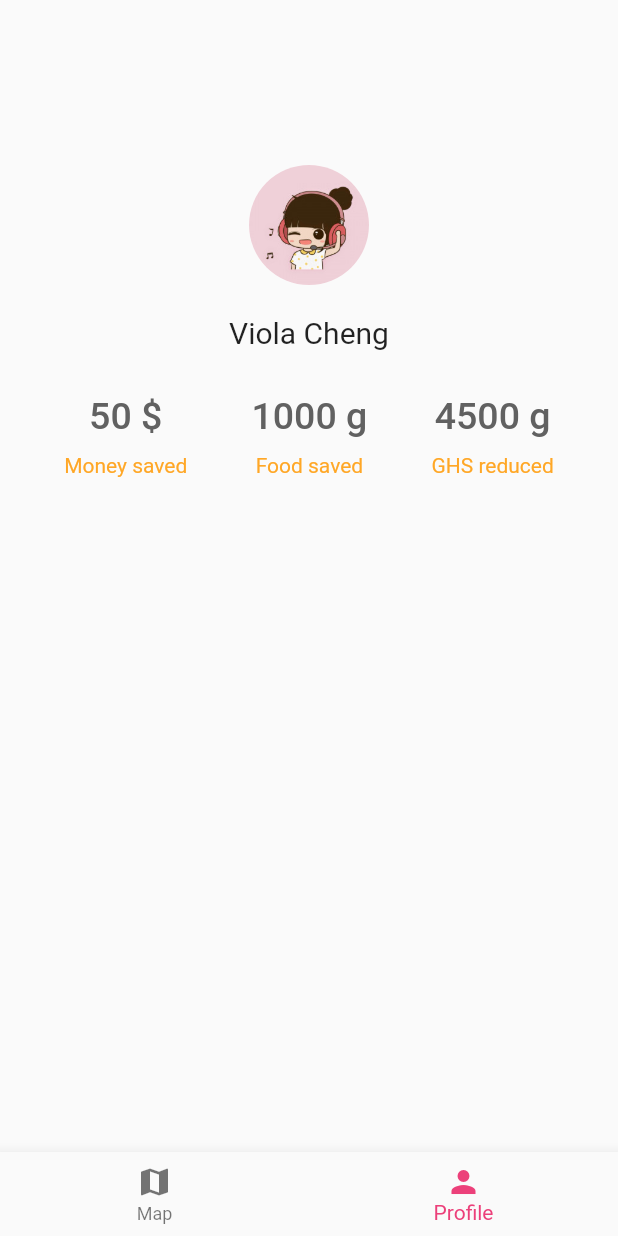
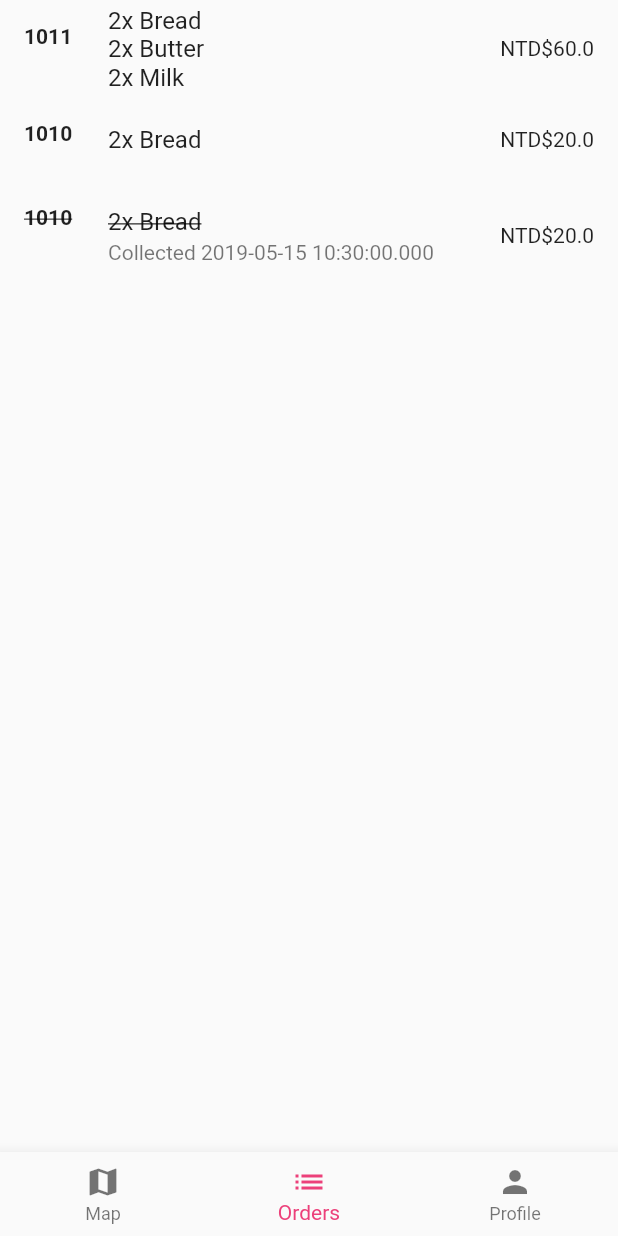
Before and after one commit to chloe722/good_share, a Flutter app: the screen it shows after launch, item 2 of the bottom bar chosen, on a phone screen of 412 x 824 dp. Run offline on Flutter 3.47's test engine with Material 2 defaults, Android fonts, the phone set to English and light mode, and no system bars; our stand-ins replace google_maps_flutter, rxdart, signature.

Commit message:
orders list page

```diff
--- /dev/null
+++ b/lib/fixtures/orders.dart
@@ -0,0 +1,78 @@
+import 'package:flutter/material.dart';
+import 'package:google_maps_flutter/google_maps_flutter.dart';
+
+import '../models.dart';
+
+final location = LocationModel(
+  name: 'Mister Donut',
+  logo: AssetImage('image/mister_donut.png'),
+  cover: AssetImage('image/mister_donut_shop.jpg'),
+  geolocation: LatLng(25.026153, 121.543636),
+  items: [],
+);
+
+final List<OrderModel> ordersFixtures = [
+  OrderModel(location: location, number: '1011', collectionTime: null, items: [
+    OrderItemModel(
+        item: ItemModel(
+            name: 'Bread',
+            price: 10.0,
+            expiryTime: '10 : 00 : 20',
+            remaining: 10),
+        quantity: 2),
+    OrderItemModel(
+        item: ItemModel(
+            name: 'Butter',
+            price: 10.0,
+            expiryTime: '10 : 00 : 20',
+            remaining: 10),
+        quantity: 2),
+    OrderItemModel(
+        item: ItemModel(
+            name: 'Milk',
+            price: 10.0,
+            expiryTime: '10 : 00 : 20',
+            remaining: 10),
+        quantity: 2),
+  ]),
+  OrderModel(location: location, number: '1010', collectionTime: null, items: [
+    OrderItemModel(
+        item: ItemModel(
+            name: 'Bread',
+            price: 10.0,
+            expiryTime: '10 : 00 : 20',
+            remaining: 10),
+        quantity: 2)
+  ]),
+  OrderModel(
+      location: location,
+      number: '1010',
+      collectionTime: DateTime.now(),
+      items: [
+        OrderItemModel(
+            item: ItemModel(
+                name: 'Bread',
+                price: 10.0,
+                expiryTime: '10 : 00 : 20',
+                remaining: 10),
+            quantity: 2)
+      ])
+];
+
+final List<OrderModel> ordersFixtures2 = List()
+  ..add(
+    OrderModel(
+        location: location,
+        number: '1010',
+        collectionTime: null,
+        items: [
+          OrderItemModel(
+              item: ItemModel(
+                  name: 'Bread',
+                  price: 10.0,
+                  expiryTime: '10 : 00 : 20',
+                  remaining: 10),
+              quantity: 2)
+        ]),
+  )
+  ..addAll(ordersFixtures);
--- a/lib/home.dart
+++ b/lib/home.dart
@@ -1,6 +1,7 @@
 import 'package:flutter/material.dart';
 import 'package:good_share/map_screen.dart';
 import 'package:good_share/profile_screen.dart';
+import 'orders_screen.dart';
 
 class Home extends StatefulWidget {
   @override
@@ -11,6 +12,7 @@ class _HomeState extends State<Home> {
   int _currentIndex = 0;
   final List<Widget> _children = [
     MapScreen(),
+    OrdersScreen(),
     ProfileScreen(),
   ];
 
@@ -24,19 +26,16 @@ class _HomeState extends State<Home> {
   Widget build(BuildContext context) {
     return Scaffold(
       bottomNavigationBar: BottomNavigationBar(
-        fixedColor: Colors.pink[400],
+          fixedColor: Colors.pink[400],
           currentIndex: _currentIndex,
           onTap: _onTabTapped,
           items: [
-        BottomNavigationBarItem(
-          icon: Icon(Icons.map),
-          title: Text('Map')
-        ),
-        BottomNavigationBarItem(
-          icon: Icon(Icons.person),
-            title: Text('Profile')
-        ),
-      ]),
+            BottomNavigationBarItem(icon: Icon(Icons.map), title: Text('Map')),
+            BottomNavigationBarItem(
+                icon: Icon(Icons.list), title: Text('Orders')),
+            BottomNavigationBarItem(
+                icon: Icon(Icons.person), title: Text('Profile')),
+          ]),
       body: _children[_currentIndex],
     );
   }
--- a/lib/models.dart
+++ b/lib/models.dart
@@ -12,10 +12,11 @@ class LocationModel {
 }
 
 class ItemModel {
-  ItemModel({this.name, this.remaining, this.expiryTime});
-  String name;
-  String expiryTime;
-  int remaining;
+  ItemModel({this.name, this.remaining, this.expiryTime, this.price});
+  final String name;
+  final String expiryTime;
+  final int remaining;
+  final double price;
 }
 
 class GeolocationModel {
@@ -23,3 +24,35 @@ class GeolocationModel {
   double lat;
   double lon;
 }
+
+class OrderModel {
+  OrderModel(
+      {@required this.number,
+      @required this.location,
+      @required this.items,
+      this.collectionTime});
+
+  final String number;
+  final LocationModel location;
+  final List<OrderItemModel> items;
+  final DateTime collectionTime;
+
+  int get quantity {
+    return items
+        .map((item) => item.quantity)
+        .reduce((total, value) => total + value);
+  }
+
+  double get total {
+    return items
+        .map((item) => item.item.price * item.quantity)
+        .reduce((total, value) => total + value);
+  }
+}
+
+class OrderItemModel {
+  final ItemModel item;
+  final int quantity;
+
+  OrderItemModel({this.item, this.quantity});
+}
--- /dev/null
+++ b/lib/orders_screen.dart
@@ -0,0 +1,99 @@
+import 'dart:math';
+
+import 'package:flutter/material.dart';
+import 'package:good_share/fixtures/orders.dart';
+import 'package:good_share/models.dart';
+import 'package:good_share/scaffold.dart';
+import 'package:signature/signature.dart';
+import 'package:rxdart/rxdart.dart';
+
+class OrdersScreen extends StatelessWidget {
+  @override
+  Widget build(BuildContext context) {
+    final orders = BehaviorSubject<List<OrderModel>>()..add(ordersFixtures);
+    Future.delayed(Duration(seconds: 5)).then((_) {
+      orders.add(ordersFixtures2);
+    });
+    Future.delayed(Duration(seconds: 6)).then((_) {
+      orders.close();
+    });
+    return StreamBuilder<List<OrderModel>>(
+        stream: orders,
+        builder: (context, snapshot) {
+          return ListView(
+            children: (snapshot.data ?? []).map((order) {
+              return OrderItem(order: order);
+            }).toList(),
+          );
+        });
+  }
+}
+
+class OrderItem extends StatelessWidget {
+  const OrderItem({Key key, this.order}) : super(key: key);
+
+  final OrderModel order;
+
+  @override
+  Widget build(BuildContext context) {
+    final decoration =
+        order.collectionTime == null ? null : TextDecoration.lineThrough;
+    final collection = order.collectionTime == null
+        ? null
+        : Text('Collected ${order.collectionTime.toString()}');
+    return ListTile(
+      onTap: () {
+        Navigator.of(context).push(MaterialPageRoute(
+            builder: (BuildContext context) => CommonScaffold(
+                  child: OrderDetailScreen(order: order),
+                )));
+      },
+      leading: Text(
+        order.number,
+        style: TextStyle(fontWeight: FontWeight.bold, decoration: decoration),
+      ),
+      trailing: Text("NTD\$${order.total}"),
+      title: Column(
+          mainAxisAlignment: MainAxisAlignment.start,
+          crossAxisAlignment: CrossAxisAlignment.start,
+          children: order.items
+              .map((item) => Container(
+                      child: Text(
+                    '${item.quantity}x ${item.item.name}',
+                    style: TextStyle(decoration: decoration),
+                  )))
+              .toList()),
+      subtitle: collection,
+    );
+  }
+}
+
+class OrderDetailScreen extends StatelessWidget {
+  final OrderModel order;
+
+  const OrderDetailScreen({Key key, this.order}) : super(key: key);
+
+  @override
+  Widget build(BuildContext context) {
+    final signSize = min(MediaQuery.of(context).size.width * 0.9,
+        MediaQuery.of(context).size.height * 0.9);
+    return CommonScaffold(
+        child: ListView(children: <Widget>[
+      OrderItem(order: order),
+      Container(
+          child: Signature(
+        width: signSize,
+        height: signSize,
+      )),
+      ButtonBar(
+        children: <Widget>[
+          RaisedButton.icon(
+            icon: Icon(Icons.check),
+            label: Text("Mark collected"),
+            onPressed: () {},
+          )
+        ],
+      )
+    ]));
+  }
+}
--- /dev/null
+++ b/lib/scaffold.dart
@@ -0,0 +1,17 @@
+import 'package:flutter/cupertino.dart';
+import 'package:flutter/material.dart';
+
+class CommonScaffold extends StatelessWidget {
+  final Widget child;
+
+  const CommonScaffold({Key key, this.child}) : super(key: key);
+
+  @override
+  Widget build(BuildContext context) {
+    return Scaffold(
+        body: Container(
+            height: MediaQuery.of(context).size.height,
+            width: MediaQuery.of(context).size.width,
+            child: child));
+  }
+}
--- a/pubspec.yaml
+++ b/pubspec.yaml
@@ -26,6 +26,7 @@ dependencies:
   google_maps_flutter: ^0.5.11
   rxdart: ^0.21.0
   snaplist: 0.1.8
+  signature: 2.0.0
 
 dev_dependencies:
   flutter_test:
```
Also changed, not shown: pubspec.lock.
